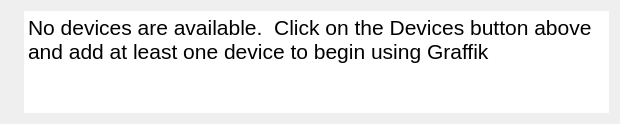
Qt form Graffik/gui/film/MotionArea/notrackswidget.ui (DynamicPerception/Graffik_Legacy) before a commit.
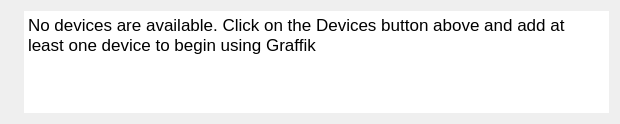
The same form after that commit.

Commit message: * Fixing the font size of the warning text to something a little more reasonable on windows.

```diff
--- a/Graffik/gui/film/MotionArea/notrackswidget.ui
+++ b/Graffik/gui/film/MotionArea/notrackswidget.ui
@@ -34,7 +34,7 @@
 &lt;html&gt;&lt;head&gt;&lt;meta name=&quot;qrichtext&quot; content=&quot;1&quot; /&gt;&lt;style type=&quot;text/css&quot;&gt;
 p, li { white-space: pre-wrap; }
 &lt;/style&gt;&lt;/head&gt;&lt;body style=&quot; font-family:'Lucida Grande'; font-size:13pt; font-weight:400; font-style:normal;&quot;&gt;
-&lt;p style=&quot; margin-top:0px; margin-bottom:0px; margin-left:0px; margin-right:0px; -qt-block-indent:0; text-indent:0px;&quot;&gt;&lt;span style=&quot; font-size:16pt;&quot;&gt;No devices are available.  Click on the Devices button above and add at least one device to begin using Graffik&lt;/span&gt;&lt;/p&gt;&lt;/body&gt;&lt;/html&gt;</string>
+&lt;p style=&quot; margin-top:0px; margin-bottom:0px; margin-left:0px; margin-right:0px; -qt-block-indent:0; text-indent:0px;&quot;&gt;No devices are available. Click on the Devices button above and add at least one device to begin using Graffik&lt;/p&gt;&lt;/body&gt;&lt;/html&gt;</string>
      </property>
      <property name="acceptRichText">
       <bool>false</bool>
```
The commit also changes 1 other file.
